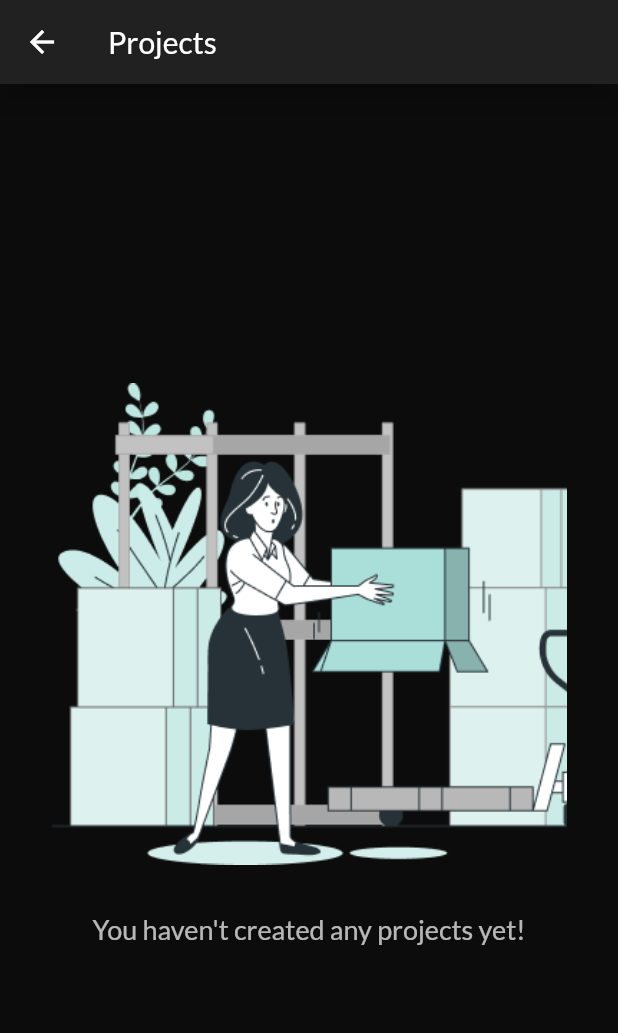
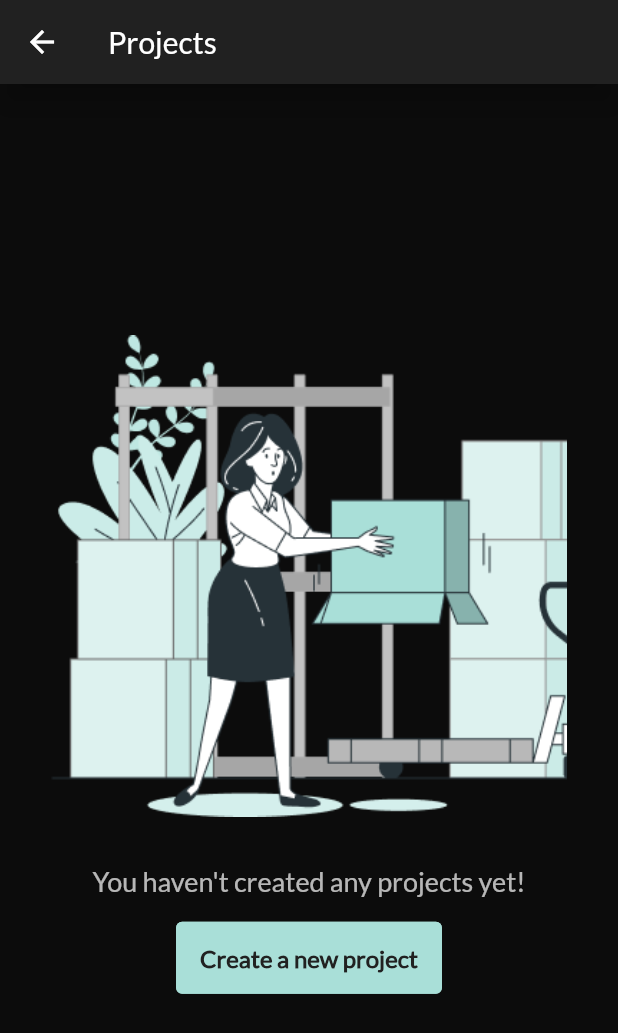
Before and after one commit to Thrauk/union, a Flutter app: the UserProjectsPage screen opened directly with empty values, on a phone screen of 412 x 824 dp. Shown: the top 1033 px of the screen. Run offline on Flutter 3.47's test engine with Material 2 defaults, Android fonts, the phone set to English and light mode, and no system bars; our stand-ins replace bloc, cloud_firestore, dots_indicator, equatable, firebase_auth, firebase_core and 5 more; missing offline and left inert: flow_builder; accounts and stored records are empty.

Commit message:
resolved create project bug + delete project functionality added

```diff
--- a/lib/src/repository/storage/firebase_project_repository/firebase_project_repository.dart
+++ b/lib/src/repository/storage/firebase_project_repository/firebase_project_repository.dart
@@ -15,7 +15,7 @@ class FirebaseProjectRepository {
     final Project projectToSave =
         project.copyWith(id: firestoreProjectsDocument.id);
     firestoreUserInstance.doc(project.ownerId).update({
-      'projects_ids': FieldValue.arrayUnion([project.id])
+      'projects_ids': FieldValue.arrayUnion([projectToSave.id])
     });
     firestoreProjectsDocument.set(projectToSave.toJson());
   }
@@ -23,7 +23,7 @@ class FirebaseProjectRepository {
   void deleteProject(Project project) {
     try {
       firestoreProjectsCollection.doc(project.id).delete();
-      firestoreProjectsCollection.doc(project.ownerId).update({
+      firestoreUserInstance.doc(project.ownerId).update({
         'projects_ids': FieldValue.arrayRemove([project.id])
       });
     } catch (e) {
--- a/lib/src/screens/project/create_project/view/create_project_page.dart
+++ b/lib/src/screens/project/create_project/view/create_project_page.dart
@@ -3,6 +3,7 @@ import 'package:flutter/material.dart';
 import 'package:flutter_bloc/flutter_bloc.dart';
 import 'package:union_app/src/repository/storage/firebase_project_repository/firebase_project_repository.dart';
 import 'package:union_app/src/screens/project/create_project/create_project.dart';
+import 'package:union_app/src/screens/widgets/app_bar/simple_app_bar.dart';
 
 class CreateProjectPage extends StatelessWidget {
   const CreateProjectPage({Key? key}) : super(key: key);
@@ -14,14 +15,16 @@ class CreateProjectPage extends StatelessWidget {
   @override
   Widget build(BuildContext context) {
     return BlocProvider<CreateProjectBloc>(
-      create: (BuildContext context) => CreateProjectBloc(FirebaseProjectRepository()),
+      create: (BuildContext context) =>
+          CreateProjectBloc(FirebaseProjectRepository()),
       child: Scaffold(
+        appBar: const SimpleAppBar(title: 'Create project'),
         body: Padding(
           padding: const EdgeInsets.all(16.0),
           child: SingleChildScrollView(
             child: Column(
               children: const <Widget>[
-                SizedBox(height: 48),
+                SizedBox(height: 16),
                 GithubButtonWidget(),
                 SizedBox(height: 24),
                 TitleInputWidget(),
--- a/lib/src/screens/project/project_details/view/project_details_page.dart
+++ b/lib/src/screens/project/project_details/view/project_details_page.dart
@@ -1,6 +1,8 @@
 import 'package:flutter/cupertino.dart';
 import 'package:flutter/material.dart';
 import 'package:union_app/src/models/models.dart';
+import 'package:union_app/src/repository/storage/firebase_project_repository/firebase_project_repository.dart';
+import 'package:union_app/src/screens/profile/profile.dart';
 import 'package:union_app/src/theme.dart';
 
 class ProjectDetailsPage extends StatelessWidget {
@@ -19,7 +21,8 @@ class ProjectDetailsPage extends StatelessWidget {
               iconTheme: const IconThemeData(color: AppColors.white09),
             ),
             child: PopupMenuButton<String>(
-              onSelected: (String choice) => manageChoices(choice, context),
+              onSelected: (String choice) =>
+                  manageChoices(choice, context, project),
               itemBuilder: (BuildContext context) {
                 return Choices.choices.map(
                   (String choice) {
@@ -104,27 +107,33 @@ class TagWidget extends StatelessWidget {
   }
 }
 
-void manageChoices(String choice, BuildContext context) {
+void manageChoices(String choice, BuildContext context, Project project) {
   if (choice == Choices.delete) {
-    showDeleteDialog(context);
+    showDeleteDialog(context, project);
   }
 }
 
-void showDeleteDialog(BuildContext context) {
+void showDeleteDialog(BuildContext context, Project project) {
   showDialog(
     context: context,
     builder: (BuildContext context) => Center(
       child: AlertDialog(
         elevation: 20,
-        actionsPadding:
-            const EdgeInsets.symmetric(horizontal: 16, vertical: 8),
+        actionsPadding: const EdgeInsets.symmetric(horizontal: 16, vertical: 8),
         actions: [
           ElevatedButton(
             style: ElevatedButton.styleFrom(
-
               primary: AppColors.primaryColor,
             ),
-            onPressed: () {},
+            onPressed: () {
+              try {
+                FirebaseProjectRepository().deleteProject(project);
+                Navigator.of(context).pushAndRemoveUntil(
+                    ProfilePage.route(), (Route<dynamic> route) => false);
+              } catch (e) {
+                print('showDeleteDialog $e');
+              }
+            },
             child: Text(
               'Yes',
               style: AppStyles.textStyleBody.merge(
--- a/lib/src/screens/project/user_projects/view/user_projects_page.dart
+++ b/lib/src/screens/project/user_projects/view/user_projects_page.dart
@@ -4,6 +4,7 @@ import 'package:flutter/cupertino.dart';
 import 'package:flutter/material.dart';
 import 'package:flutter_bloc/flutter_bloc.dart';
 import 'package:union_app/src/repository/storage/firebase_project_repository/firebase_project_repository.dart';
+import 'package:union_app/src/screens/project/create_project/create_project.dart';
 import 'package:union_app/src/screens/project/user_projects/bloc/user_projects_page_bloc.dart';
 import 'package:union_app/src/screens/project/widgets/project_item_widget/view/project_item_widget.dart';
 import 'package:union_app/src/screens/widgets/widgets.dart';
@@ -44,24 +45,26 @@ class _UserProjectsPage extends StatelessWidget {
             const SizedBox(
               height: 6,
             ),
-            state.status == PageStatus.loading || state.status == PageStatus.initial
-                ? const Center(child: CircularProgressIndicator(
-              color: AppColors.primaryColor,
-            ))
+            state.status == PageStatus.loading ||
+                    state.status == PageStatus.initial
+                ? const Center(
+                    child: CircularProgressIndicator(
+                    color: AppColors.primaryColor,
+                  ))
                 : Expanded(
                     child: state.projects.isEmpty
                         ? Column(
-                      crossAxisAlignment: CrossAxisAlignment.center,
+                            crossAxisAlignment: CrossAxisAlignment.center,
                             mainAxisAlignment: MainAxisAlignment.center,
-                            children: const [
-                              Padding(
+                            children: <Widget>[
+                              const Padding(
                                 padding: EdgeInsets.symmetric(horizontal: 34),
                                 child: Image(
                                   image: AssetImage('assets/icons/empty.png'),
                                 ),
                               ),
-                              SizedBox(height: 32),
-                              Text(
+                              const SizedBox(height: 32),
+                              const Text(
                                 "You haven\'t created any projects yet!",
                                 style: TextStyle(
                                   fontFamily: 'Lato',
@@ -69,6 +72,28 @@ class _UserProjectsPage extends StatelessWidget {
                                   fontSize: 18,
                                 ),
                               ),
+                              const SizedBox(height: 16),
+                              ElevatedButton(
+                                onPressed: () {
+                                  Navigator.push(
+                                      context, CreateProjectPage.route());
+                                },
+                                style: ElevatedButton.styleFrom(
+                                  primary: AppColors.primaryColor,
+                                  onSurface: Colors.transparent,
+                                  shadowColor: Colors.transparent,
+                                  side: const BorderSide(
+                                    width: 2.0,
+                                    color: AppColors.primaryColor,
+                                  ),
+                                  minimumSize:
+                                      const Size(double.minPositive, 48),
+                                ),
+                                child: const Text(
+                                  'Create a new project',
+                                  style: AppStyles.buttonTextStyle,
+                                ),
+                              )
                             ],
                           )
                         : ListView.builder(
--- a/lib/src/theme.dart
+++ b/lib/src/theme.dart
@@ -51,6 +51,13 @@ class AppStyles {
     color: AppColors.white08,
     fontSize: 16,
   );
+
+  static const TextStyle buttonTextStyle = TextStyle(
+    fontFamily: 'Lato',
+    fontWeight: FontWeight.w700,
+    color: AppColors.backgroundLight,
+    fontSize: 16,
+  );
 }
 
 class AppColors {
```
